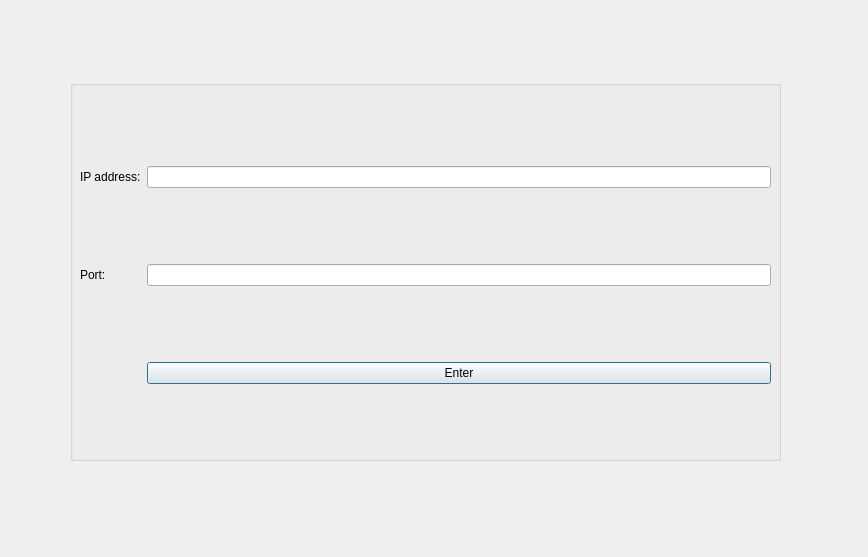
First picture: the form in dialog.ui, repository Semyon1968/GNSS-receiver-imitator, before the edit.
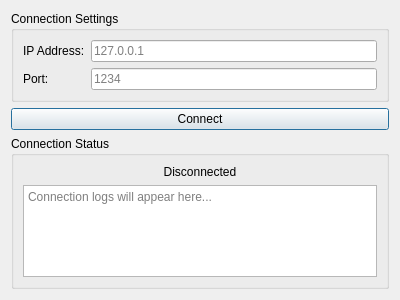
Second picture: the form after the edit. Icons and pictures are not drawn.

Commit message: Connect to AP

```diff
--- a/dialog.ui
+++ b/dialog.ui
@@ -6,65 +6,92 @@
    <rect>
     <x>0</x>
     <y>0</y>
-    <width>868</width>
-    <height>557</height>
+    <width>400</width>
+    <height>300</height>
    </rect>
   </property>
   <property name="windowTitle">
    <string>Dialog</string>
   </property>
-  <widget class="QGroupBox" name="groupBox">
-   <property name="geometry">
-    <rect>
-     <x>70</x>
-     <y>80</y>
-     <width>711</width>
-     <height>381</height>
-    </rect>
-   </property>
-   <property name="title">
-    <string/>
-   </property>
-   <widget class="QWidget" name="layoutWidget">
-    <property name="geometry">
-     <rect>
-      <x>10</x>
-      <y>16</y>
-      <width>691</width>
-      <height>361</height>
-     </rect>
-    </property>
-    <layout class="QGridLayout" name="gridLayout">
-     <item row="0" column="0" colspan="2">
-      <widget class="QLabel" name="label_2">
-       <property name="text">
-        <string>IP address:</string>
-       </property>
-      </widget>
-     </item>
-     <item row="0" column="2">
-      <widget class="QLineEdit" name="leIpAddress"/>
-     </item>
-     <item row="2" column="2">
-      <widget class="QPushButton" name="ButtonEnter">
-       <property name="text">
-        <string>Enter</string>
-       </property>
-      </widget>
-     </item>
-     <item row="1" column="0" colspan="2">
-      <widget class="QLabel" name="label">
-       <property name="text">
-        <string>Port:</string>
-       </property>
-      </widget>
-     </item>
-     <item row="1" column="2">
-      <widget class="QLineEdit" name="lePort"/>
-     </item>
-    </layout>
-   </widget>
-  </widget>
+  <layout class="QVBoxLayout" name="verticalLayout">
+   <item>
+    <widget class="QGroupBox" name="groupBox">
+     <property name="title">
+      <string>Connection Settings</string>
+     </property>
+     <layout class="QFormLayout" name="formLayout">
+      <item row="0" column="0">
+       <widget class="QLabel" name="label">
+        <property name="text">
+         <string>IP Address:</string>
+        </property>
+       </widget>
+      </item>
+      <item row="0" column="1">
+       <widget class="QLineEdit" name="leIpAddress">
+        <property name="placeholderText">
+         <string>127.0.0.1</string>
+        </property>
+       </widget>
+      </item>
+      <item row="1" column="0">
+       <widget class="QLabel" name="label_2">
+        <property name="text">
+         <string>Port:</string>
+        </property>
+       </widget>
+      </item>
+      <item row="1" column="1">
+       <widget class="QLineEdit" name="lePort">
+        <property name="placeholderText">
+         <string>1234</string>
+        </property>
+       </widget>
+      </item>
+     </layout>
+    </widget>
+   </item>
+   <item>
+    <widget class="QPushButton" name="connectButton">
+     <property name="text">
+      <string>Connect</string>
+     </property>
+     <property name="icon">
+      <iconset resource="../resources.qrc">
+       <normaloff>:/icons/connect.png</normaloff>:/icons/connect.png</iconset>
+     </property>
+    </widget>
+   </item>
+   <item>
+    <widget class="QGroupBox" name="groupBox_2">
+     <property name="title">
+      <string>Connection Status</string>
+     </property>
+     <layout class="QVBoxLayout" name="verticalLayout_2">
+      <item>
+       <widget class="QLabel" name="statusLabel">
+        <property name="text">
+         <string>Disconnected</string>
+        </property>
+        <property name="alignment">
+         <set>Qt::AlignCenter</set>
+        </property>
+       </widget>
+      </item>
+      <item>
+       <widget class="QTextEdit" name="logText">
+        <property name="readOnly">
+         <bool>true</bool>
+        </property>
+        <property name="placeholderText">
+         <string>Connection logs will appear here...</string>
+        </property>
+       </widget>
+      </item>
+     </layout>
+    </widget>
+   </item>
+  </layout>
  </widget>
  <resources/>
  <connections/>
```
Left out of the diff: 2 changed lines with no effect on the pictures. The commit also changes 6 other files.
